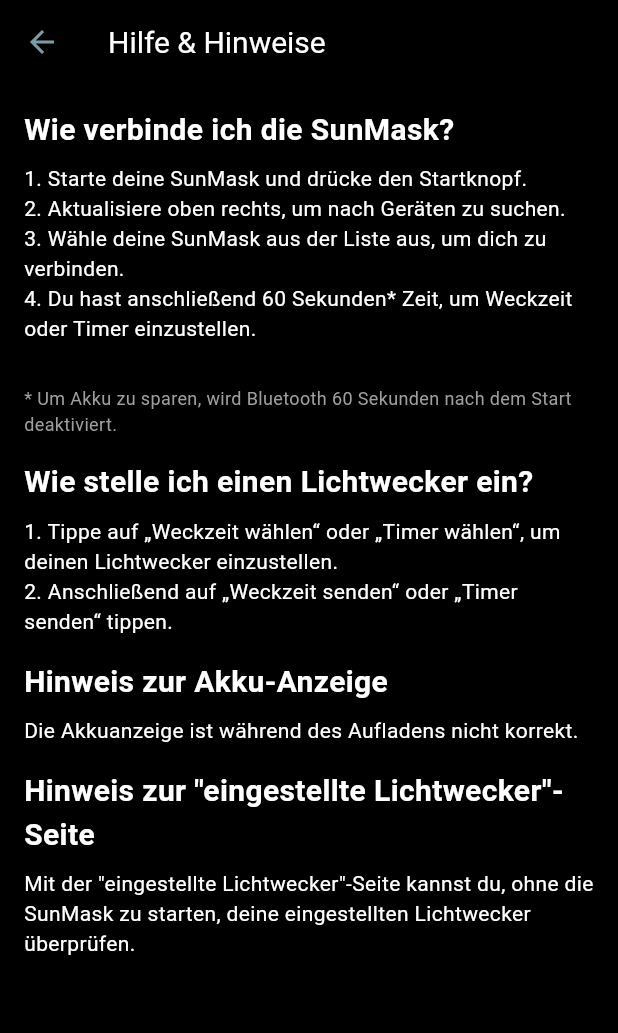
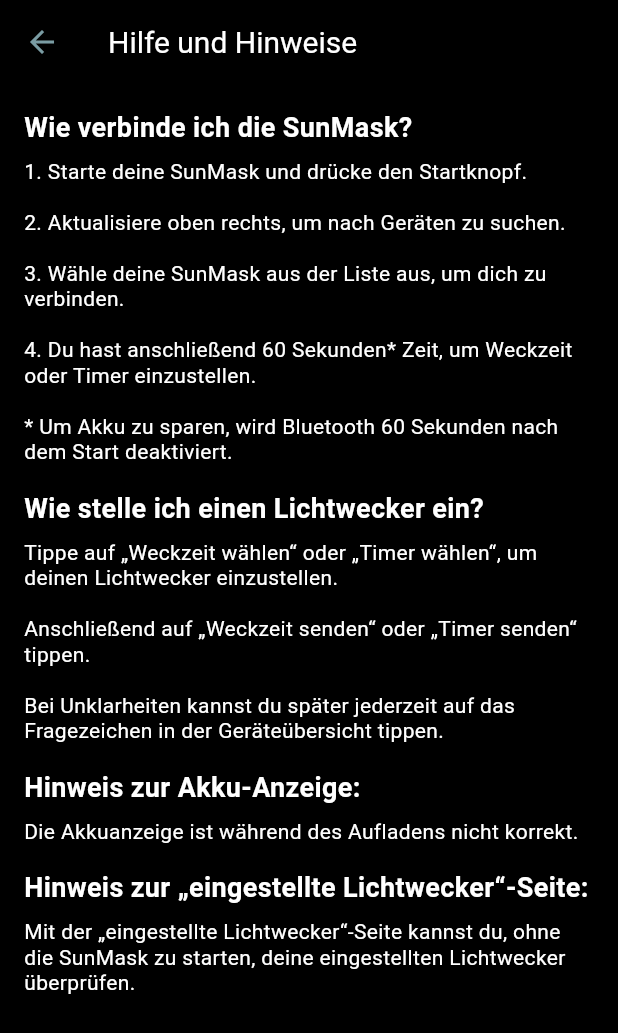
Before and after one commit to SomnusSunMask/SunMask-new, a Flutter app: the InfoPage screen opened directly, on a phone screen of 412 x 824 dp. Shown: the top 1033 px of the screen. Run offline on Flutter 3.47's test engine with Material 3 defaults, Android fonts, the phone set to English and light mode, and no system bars; our stand-ins replace flutter_blue_plus, shared_preferences; accounts and stored records are empty.

Commit message:
Update main.dart

```diff
--- a/lib/main.dart
+++ b/lib/main.dart
@@ -405,7 +405,10 @@
     return Scaffold(
       backgroundColor: Colors.black,
       appBar: AppBar(
-        title: const Text('Hilfe & Hinweise', style: TextStyle(color: Colors.white)),
+        title: const Text(
+          'Hilfe und Hinweise',
+          style: TextStyle(color: Colors.white),
+        ),
       ),
       body: Padding(
         padding: const EdgeInsets.all(16.0),
@@ -413,60 +416,89 @@
           child: Column(
             crossAxisAlignment: CrossAxisAlignment.start,
             children: const [
-              // Punkt 1
+              // Punkt 1: Verbindung
               Text(
                 'Wie verbinde ich die SunMask?',
-                style: TextStyle(fontSize: 20, fontWeight: FontWeight.bold, color: Colors.white),
+                style: TextStyle(
+                  fontSize: 18,
+                  fontWeight: FontWeight.bold,
+                  color: Colors.white,
+                ),
               ),
               SizedBox(height: 8),
               Text(
-                '1. Starte deine SunMask und drücke den Startknopf.\n'
-                '2. Aktualisiere oben rechts, um nach Geräten zu suchen.\n'
-                '3. Wähle deine SunMask aus der Liste aus, um dich zu verbinden.\n'
-                '4. Du hast anschließend 60 Sekunden* Zeit, um Weckzeit oder Timer einzustellen.\n',
-                style: TextStyle(color: Colors.white),
+                '1. Starte deine SunMask und drücke den Startknopf.\n\n'
+                '2. Aktualisiere oben rechts, um nach Geräten zu suchen.\n\n'
+                '3. Wähle deine SunMask aus der Liste aus, um dich zu verbinden.\n\n'
+                '4. Du hast anschließend 60 Sekunden* Zeit, um Weckzeit oder Timer einzustellen.\n\n'
+                '* Um Akku zu sparen, wird Bluetooth 60 Sekunden nach dem Start deaktiviert.',
+                style: TextStyle(
+                  color: Colors.white,
+                  fontSize: 14,
+                  height: 1.2,
+                ),
+              ),
+              SizedBox(height: 16),
+
+              // Punkt 2: Lichtwecker einstellen
+              Text(
+                'Wie stelle ich einen Lichtwecker ein?',
+                style: TextStyle(
+                  fontSize: 18,
+                  fontWeight: FontWeight.bold,
+                  color: Colors.white,
+                ),
               ),
               SizedBox(height: 8),
               Text(
-                '* Um Akku zu sparen, wird Bluetooth 60 Sekunden nach dem Start deaktiviert.',
-                style: TextStyle(fontSize: 12, color: Colors.grey),
+                'Tippe auf „Weckzeit wählen“ oder „Timer wählen“, um deinen Lichtwecker einzustellen.\n\n'
+                'Anschließend auf „Weckzeit senden“ oder „Timer senden“ tippen.\n\n'
+                'Bei Unklarheiten kannst du später jederzeit auf das Fragezeichen in der Geräteübersicht tippen.',
+                style: TextStyle(
+                  color: Colors.white,
+                  fontSize: 14,
+                  height: 1.2,
+                ),
               ),
               SizedBox(height: 16),
 
-              // Punkt 2
+              // Punkt 3: Akku-Anzeige
               Text(
-                'Wie stelle ich einen Lichtwecker ein?',
-                style: TextStyle(fontSize: 20, fontWeight: FontWeight.bold, color: Colors.white),
-              ),
-              SizedBox(height: 8),
-              Text(
-                '1. Tippe auf „Weckzeit wählen“ oder „Timer wählen“, um deinen Lichtwecker einzustellen.\n'
-                '2. Anschließend auf „Weckzeit senden“ oder „Timer senden“ tippen.',
-                style: TextStyle(color: Colors.white),
-              ),
-              SizedBox(height: 16),
-
-              // Punkt 3
-              Text(
-                'Hinweis zur Akku-Anzeige',
-                style: TextStyle(fontSize: 20, fontWeight: FontWeight.bold, color: Colors.white),
+                'Hinweis zur Akku-Anzeige:',
+                style: TextStyle(
+                  fontSize: 18,
+                  fontWeight: FontWeight.bold,
+                  color: Colors.white,
+                ),
               ),
               SizedBox(height: 8),
               Text(
                 'Die Akkuanzeige ist während des Aufladens nicht korrekt.',
-                style: TextStyle(color: Colors.white),
+                style: TextStyle(
+                  color: Colors.white,
+                  fontSize: 14,
+                  height: 1.2,
+                ),
               ),
               SizedBox(height: 16),
 
-              // Punkt 4
+              // Punkt 4: Hinweis zur Übersichtsseite
               Text(
-                'Hinweis zur "eingestellte Lichtwecker"-Seite',
-                style: TextStyle(fontSize: 20, fontWeight: FontWeight.bold, color: Colors.white),
+                'Hinweis zur „eingestellte Lichtwecker“-Seite:',
+                style: TextStyle(
+                  fontSize: 18,
+                  fontWeight: FontWeight.bold,
+                  color: Colors.white,
+                ),
               ),
               SizedBox(height: 8),
               Text(
-                'Mit der "eingestellte Lichtwecker"-Seite kannst du, ohne die SunMask zu starten, deine eingestellten Lichtwecker überprüfen.',
-                style: TextStyle(color: Colors.white),
+                'Mit der „eingestellte Lichtwecker“-Seite kannst du, ohne die SunMask zu starten, deine eingestellten Lichtwecker überprüfen.',
+                style: TextStyle(
+                  color: Colors.white,
+                  fontSize: 14,
+                  height: 1.2,
+                ),
               ),
             ],
           ),
@@ -475,6 +507,7 @@
     );
   }
 }
+
 
 
 
```
